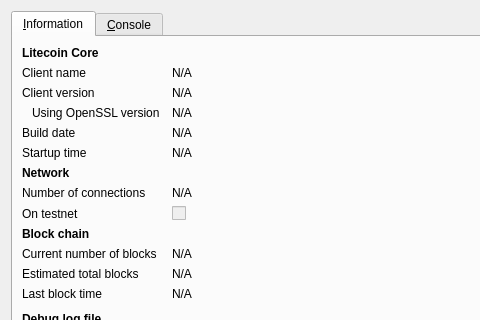
Above: src/qt/forms/rpcconsole.ui from waveecoin/waveecoin before the change; both pictures show x 0 to 480 and y 0 to 320 of the 740 by 450 pixel window. Below: the same form after it.
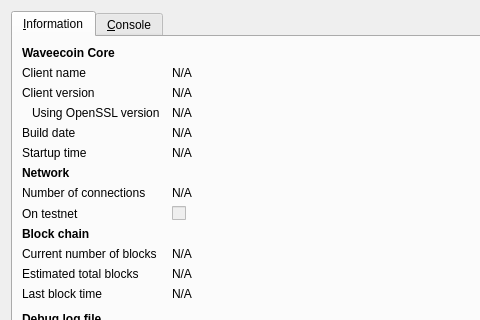
That is the form after the change. Icons and pictures are not drawn.

The edit to the form file:
```diff
--- a/src/qt/forms/rpcconsole.ui
+++ b/src/qt/forms/rpcconsole.ui
@@ -36,7 +36,7 @@
           </font>
          </property>
          <property name="text">
-          <string>Litecoin Core</string>
+          <string>Waveecoin Core</string>
          </property>
         </widget>
        </item>
```
Left out of the diff: 6 changed lines with no effect on the pictures.
